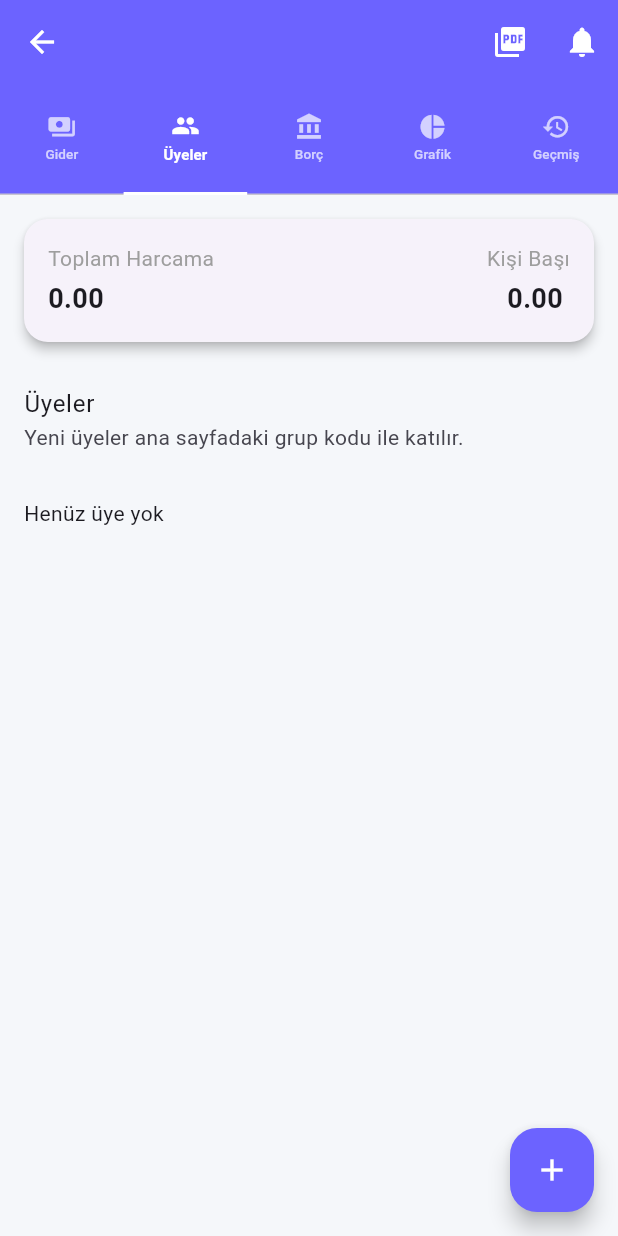
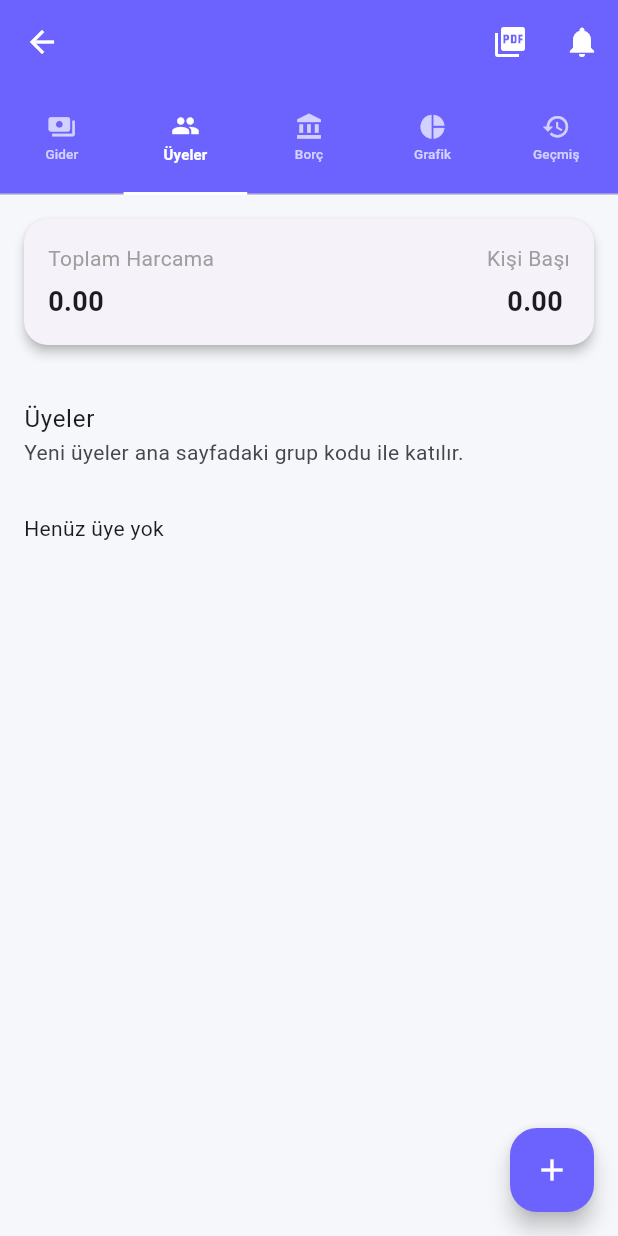
Before and after one commit to hozudogru/ortak_hesap, a Flutter app: the GroupDetailPage screen opened directly with empty values, tab 2 chosen, on a phone screen of 412 x 824 dp. Run offline on Flutter 3.47's test engine with Material 3 defaults, Android fonts, the phone set to English and light mode, and no system bars; our stand-ins replace cloud_firestore, firebase_auth, firebase_core, firebase_messaging, fl_chart, pdf and 3 more; missing offline and left inert: mobile_scanner; accounts and stored records are empty.

Commit message:
Save working version before bottom sheet expense form

```diff
--- a/lib/main.dart
+++ b/lib/main.dart
@@ -2358,32 +2358,59 @@ void showEditExpenseDialog(
                             child: Padding(
                               padding: const EdgeInsets.all(16),
                               child: Row(
-                                mainAxisAlignment: MainAxisAlignment.spaceBetween,
-                                children: [
-                                  Column(
+                                children: [
+                                  Expanded(
+                                    child: Column(
                                       crossAxisAlignment: CrossAxisAlignment.start,
                                       children: [
-                                      const Text('Toplam Harcama', style: TextStyle(color: Colors.grey)),
-                                      const SizedBox(height: 4),
-                                      Text(
+                                        const Text(
+                                          "Toplam Harcama",
+                                          maxLines: 1,
+                                          overflow: TextOverflow.ellipsis,
+                                          style: TextStyle(color: Colors.grey),
+                                        ),
+                                        const SizedBox(height: 6),
+                                        FittedBox(
+                                          fit: BoxFit.scaleDown,
+                                          alignment: Alignment.centerLeft,
+                                          child: Text(
                                             "${totalAmount.toStringAsFixed(2)} $groupCurrency",
                                             style: const TextStyle(
                                               fontSize: 18,
                                               fontWeight: FontWeight.bold,
                                             ),
                                           ),
-                                    ],
-                                  ),
-                                  Column(
+                                        ),
+                                      ],
+                                    ),
+                                  ),
+
+                                  const SizedBox(width: 12),
+
+                                  Expanded(
+                                    child: Column(
                                       crossAxisAlignment: CrossAxisAlignment.end,
                                       children: [
-                                      const Text('Kişi Başı', style: TextStyle(color: Colors.grey)),
-                                      const SizedBox(height: 4),
-                                      Text(
-                                        '${perPersonAmount.toStringAsFixed(2)} $groupCurrency',
-                                        style: const TextStyle(fontSize: 18, fontWeight: FontWeight.bold),
-                                      ),
-                                    ],
+                                        const Text(
+                                          "Kişi Başı",
+                                          maxLines: 1,
+                                          overflow: TextOverflow.ellipsis,
+                                          style: TextStyle(color: Colors.grey),
+                                        ),
+                                        const SizedBox(height: 6),
+                                        FittedBox(
+                                          fit: BoxFit.scaleDown,
+                                          alignment: Alignment.centerRight,
+                                          child: Text(
+                                            "${perPersonAmount.toStringAsFixed(2)} $groupCurrency",
+                                            style: const TextStyle(
+                                              fontSize: 18,
+                                              fontWeight: FontWeight.bold,
+                                            ),
+                                          ),
+                                        ),
+                                      ],
+                                    ),
                                   ),
                                 ],
                               ),
@@ -2391,6 +2418,8 @@ void showEditExpenseDialog(
                           ),
                         ),
                         Expanded(
+                          child: Padding(
+                            padding: const EdgeInsets.only(top: 8),
                             child: TabBarView(
                             children: [
                               _buildExpensesTab(firebaseExpenses, memberEmails, emailToName),
@@ -2399,6 +2428,7 @@ void showEditExpenseDialog(
                               _buildChartTab(firebaseExpenses, emailToName),
                               _buildPaymentsHistoryTab(payments, emailToName),
                             ],
+                          ),
                           ),
                         ),
                       ],
```
Lines whose indentation alone changed are shown as unchanged.
